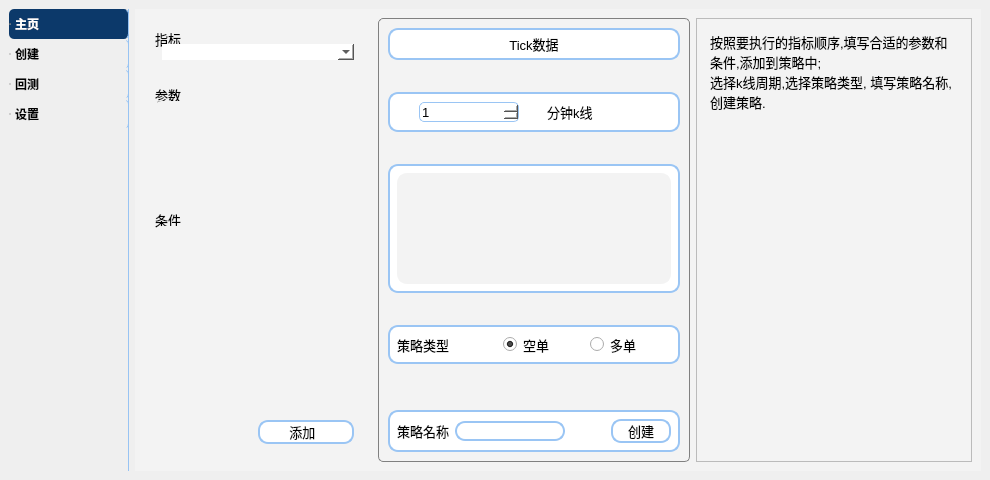
Qt form ui/main.ui (AUENDXYZ/CTPBacktest) before a commit.
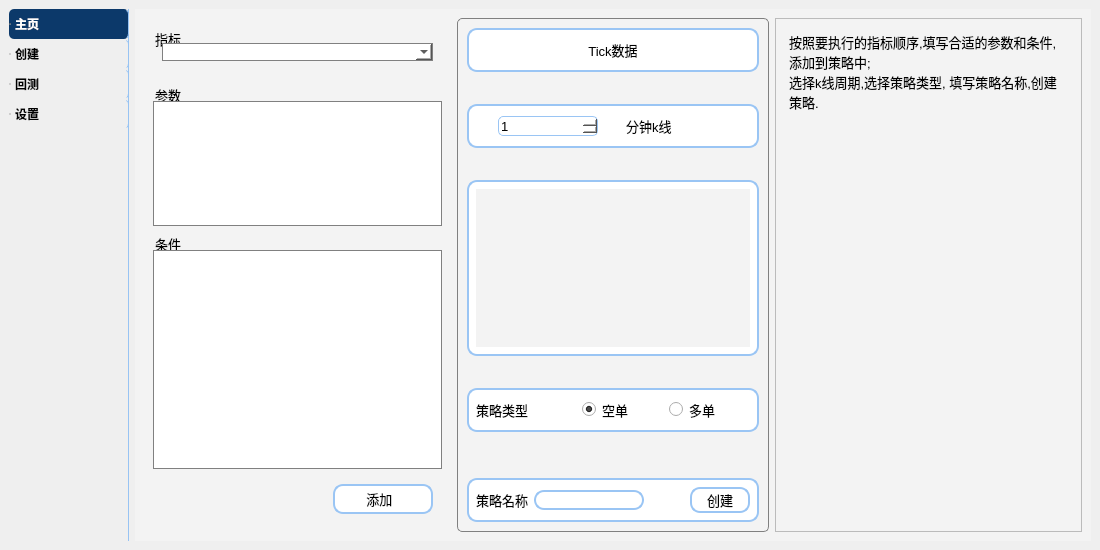
The same form after that commit. Icons and pictures are not drawn.

Commit message: 实现界面功能（添加回测）

```diff
--- a/ui/main.ui
+++ b/ui/main.ui
@@ -9,8 +9,8 @@
    <rect>
     <x>0</x>
     <y>0</y>
-    <width>990</width>
-    <height>480</height>
+    <width>1100</width>
+    <height>550</height>
    </rect>
   </property>
   <property name="windowTitle">
@@ -425,8 +425,27 @@
                 <layout class="QVBoxLayout" name="verticalLayout_4">
                  <item>
                   <widget class="QComboBox" name="metric_combo">
+                   <property name="sizePolicy">
+                    <sizepolicy hsizetype="MinimumExpanding" vsizetype="Fixed">
+                     <horstretch>0</horstretch>
+                     <verstretch>0</verstretch>
+                    </sizepolicy>
+                   </property>
+                   <property name="baseSize">
+                    <size>
+                     <width>0</width>
+                     <height>20</height>
+                    </size>
+                   </property>
+                   <property name="font">
+                    <font>
+                     <bold>true</bold>
+                    </font>
+                   </property>
                    <property name="styleSheet">
-                    <string notr="true">background-color:white;</string>
+                    <string notr="true">background-color:white;
+border: 1px solid gray;
+border-radius:0;</string>
                    </property>
                   </widget>
                  </item>
@@ -471,7 +490,8 @@
                  <item>
                   <widget class="QScrollArea" name="scrollArea_2">
                    <property name="styleSheet">
-                    <string notr="true">border-radius:10%;</string>
+                    <string notr="true">border-radius:0;
+background-color:white;</string>
                    </property>
                    <property name="widgetResizable">
                     <bool>true</bool>
@@ -481,10 +501,37 @@
                      <rect>
                       <x>0</x>
                       <y>0</y>
-                      <width>204</width>
-                      <height>101</height>
+                      <width>286</width>
+                      <height>125</height>
                      </rect>
                     </property>
+                    <property name="styleSheet">
+                     <string notr="true">border: 1px solid gray;</string>
+                    </property>
+                    <layout class="QVBoxLayout" name="verticalLayout_9">
+                     <property name="leftMargin">
+                      <number>0</number>
+                     </property>
+                     <property name="topMargin">
+                      <number>0</number>
+                     </property>
+                     <property name="rightMargin">
+                      <number>0</number>
+                     </property>
+                     <property name="bottomMargin">
+                      <number>0</number>
+                     </property>
+                     <item>
+                      <layout class="QVBoxLayout" name="params_layout">
+                       <property name="spacing">
+                        <number>0</number>
+                       </property>
+                       <property name="sizeConstraint">
+                        <enum>QLayout::SetDefaultConstraint</enum>
+                       </property>
+                      </layout>
+                     </item>
+                    </layout>
                    </widget>
                   </widget>
                  </item>
@@ -526,7 +573,8 @@
                  <item>
                   <widget class="QScrollArea" name="scrollArea_3">
                    <property name="styleSheet">
-                    <string notr="true">border-radius:10%;</string>
+                    <string notr="true">border-radius:0;
+background-color:white;</string>
                    </property>
                    <property name="widgetResizable">
                     <bool>true</bool>
@@ -536,10 +584,34 @@
                      <rect>
                       <x>0</x>
                       <y>0</y>
-                      <width>204</width>
-                      <height>181</height>
+                      <width>286</width>
+                      <height>219</height>
                      </rect>
                     </property>
+                    <property name="styleSheet">
+                     <string notr="true">border: 1px solid gray;</string>
+                    </property>
+                    <layout class="QVBoxLayout" name="verticalLayout_10">
+                     <property name="leftMargin">
+                      <number>0</number>
+                     </property>
+                     <property name="topMargin">
+                      <number>0</number>
+                     </property>
+                     <property name="rightMargin">
+                      <number>0</number>
+                     </property>
+                     <property name="bottomMargin">
+                      <number>0</number>
+                     </property>
+                     <item>
+                      <layout class="QVBoxLayout" name="condition_layout">
+                       <property name="spacing">
+                        <number>0</number>
+                       </property>
+                      </layout>
+                     </item>
+                    </layout>
                    </widget>
                   </widget>
                  </item>
@@ -894,7 +966,8 @@
                   <widget class="QScrollArea" name="scrollArea">
                    <property name="styleSheet">
                     <string notr="true">border-color:rgb(243,243,243);
-background-color: rgb(243,243,243);</string>
+background-color: rgb(243,243,243);
+border-radius:0;</string>
                    </property>
                    <property name="widgetResizable">
                     <bool>true</bool>
@@ -905,10 +978,29 @@
                       <x>0</x>
                       <y>0</y>
                       <width>276</width>
-                      <height>108</height>
+                      <height>151</height>
                      </rect>
                     </property>
-                    <layout class="QFormLayout" name="formLayout"/>
+                    <layout class="QHBoxLayout" name="horizontalLayout_19">
+                     <property name="spacing">
+                      <number>0</number>
+                     </property>
+                     <property name="leftMargin">
+                      <number>0</number>
+                     </property>
+                     <property name="topMargin">
+                      <number>0</number>
+                     </property>
+                     <property name="rightMargin">
+                      <number>0</number>
+                     </property>
+                     <property name="bottomMargin">
+                      <number>0</number>
+                     </property>
+                     <item>
+                      <layout class="QVBoxLayout" name="added_layout"/>
+                     </item>
+                    </layout>
                    </widget>
                   </widget>
                  </item>
```
Left out of the diff: 30 changed lines with no effect on the pictures. The commit also changes 6 other files.
